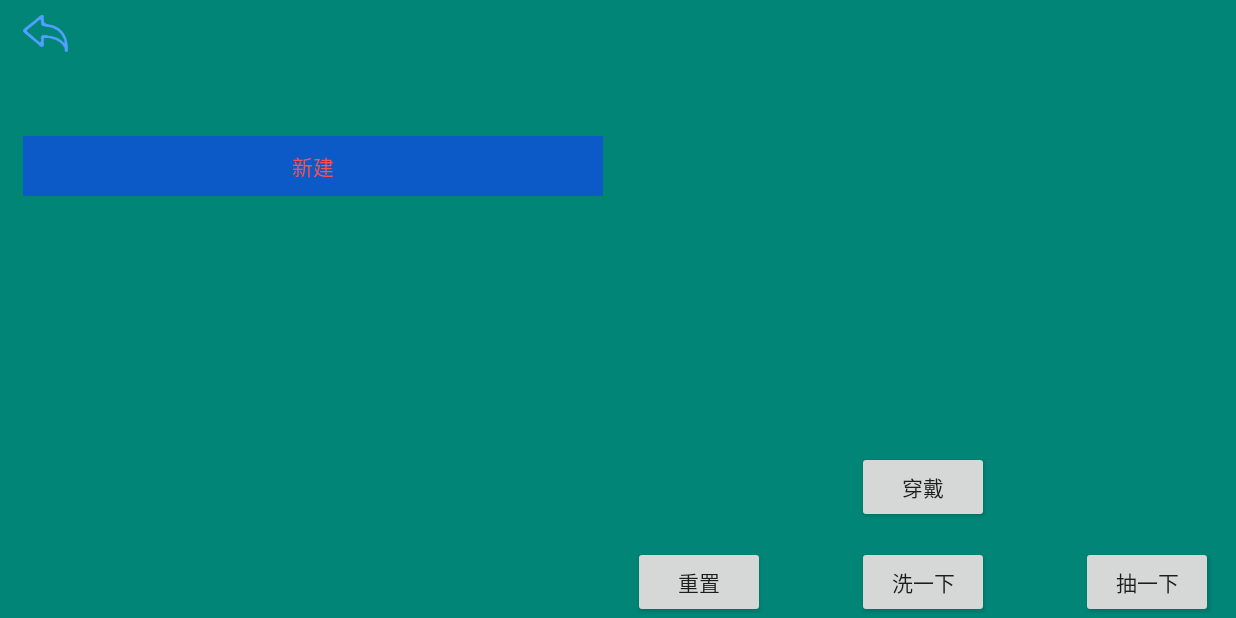
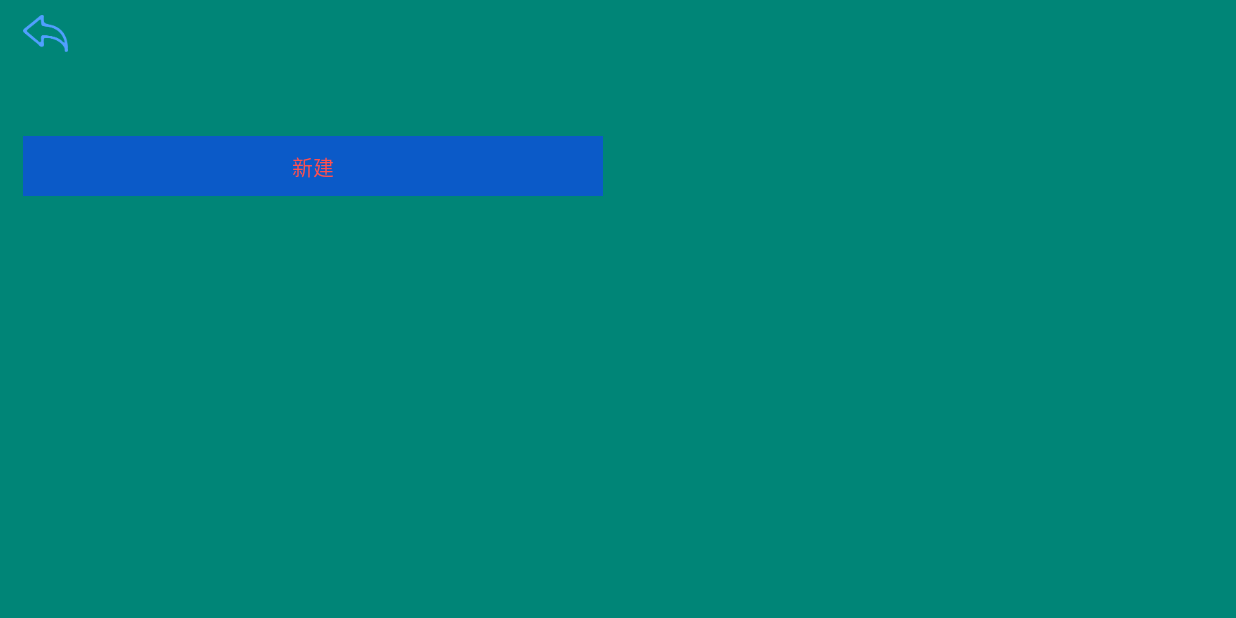
Before and after one commit to ailuoli0531/analog, an Android app: the ListActivity screen opened directly, with no data from a screen before it, on a phone screen of 824 x 412 dp (held sideways). Run offline under Robolectric (Android 15) with nearby library versions, the phone set to English and light mode, and no system bars; libraries missing offline, so code that uses them is left out: org.greenrobot.greendao; Roboto replaces fonts that are not available here; 6 statements that could not run were skipped.

Commit message:
优化列表

```diff
--- a/app/src/main/java/com/born/analog/ui/ListActivity.java
+++ b/app/src/main/java/com/born/analog/ui/ListActivity.java
@@ -8,6 +8,7 @@ import android.view.View;
 import android.widget.AdapterView;
 import android.widget.Button;
 import android.widget.ListView;
+import android.widget.RelativeLayout;
 import android.widget.TextView;
 
 import com.born.analog.Helper;
@@ -50,6 +51,7 @@ public class ListActivity extends BaseActivity implements View.OnClickListener {
     private TextView text_base;
     private List<AffixBean> affixBeanList;
     private AffixAdapter affixAdapter;
+    private RelativeLayout btn_layout;
     private Button crash, chou, use;
     private int position = -1;
 
@@ -106,6 +108,7 @@ public class ListActivity extends BaseActivity implements View.OnClickListener {
         listView = findViewById(R.id.listview);
         text_name = findViewById(R.id.name);
         text_base = findViewById(R.id.base);
+        btn_layout = findViewById(R.id.btn_layout);
         crash = findViewById(R.id.crash);
         chou = findViewById(R.id.chou);
         use = findViewById(R.id.use);
@@ -123,9 +126,6 @@ public class ListActivity extends BaseActivity implements View.OnClickListener {
         listView.setAdapter(affixAdapter);
         //查询当前穿戴的装备
         goods = DbGoodsManager.getInstance().getUsedGoodsByType(type);
-        if (goods == null) {
-            return;
-        }
 
         refreshDetail();
     }
@@ -134,6 +134,11 @@ public class ListActivity extends BaseActivity implements View.OnClickListener {
      * 刷新右边详情的展示
      */
     private void refreshDetail() {
+        if (goods == null) {
+            btn_layout.setVisibility(View.GONE);
+            return;
+        }
+        btn_layout.setVisibility(View.VISIBLE);
         checkUse();
         affixBeanList = DbAffixManager.getInstance().getAffixListByGoodsId(goods.getId());
         refreshHead();
--- a/app/src/main/java/com/born/analog/ui/view/LoadingDialog.java
+++ b/app/src/main/java/com/born/analog/ui/view/LoadingDialog.java
@@ -37,7 +37,7 @@ public class LoadingDialog extends Dialog implements DialogInterface.OnDismissLi
         rotate = AnimationUtils.loadAnimation(getContext(),R.anim.loading_anim);
         imageView.setAnimation(rotate);
 
-        imageView.setColorFilter(R.color.qing, PorterDuff.Mode.MULTIPLY);
+//        imageView.setColorFilter(R.color.qing, PorterDuff.Mode.MULTIPLY);
 
         setOnDismissListener(this);
 
--- a/app/src/main/res/layout/layout_detail.xml
+++ b/app/src/main/res/layout/layout_detail.xml
@@ -32,14 +32,7 @@
             android:dividerHeight="0dp" />
 
     </LinearLayout>
-    <Button
-        android:id="@+id/use"
-        android:layout_width="wrap_content"
-        android:layout_height="wrap_content"
-        android:layout_above="@+id/btn_layout"
-        android:layout_centerHorizontal="true"
-        android:layout_marginBottom="15dp"
-        android:text="穿戴" />
+
 
     <RelativeLayout
         android:id="@+id/btn_layout"
@@ -48,10 +41,10 @@
         android:layout_alignParentBottom="true">
 
         <Button
-            android:id="@+id/reset"
+            android:id="@+id/use"
             android:layout_width="wrap_content"
             android:layout_height="wrap_content"
-            android:text="重置" />
+            android:text="穿戴" />
 
         <Button
             android:id="@+id/crash"
--- a/app/src/main/res/layout/loading_view.xml
+++ b/app/src/main/res/layout/loading_view.xml
@@ -11,7 +11,7 @@
         android:layout_height="wrap_content">
     <ImageView
         android:id="@+id/loading_img"
-        android:src="@drawable/icon_loading"
+        android:src="@drawable/bagua"
         android:layout_centerInParent="true"
         android:layout_width="wrap_content"
         android:layout_height="wrap_content" />
```
Also changed, not shown: app/src/main/res/drawable-xhdpi/bagua.png (added), app/src/main/res/drawable-xhdpi/icon_loading.png (deleted).
